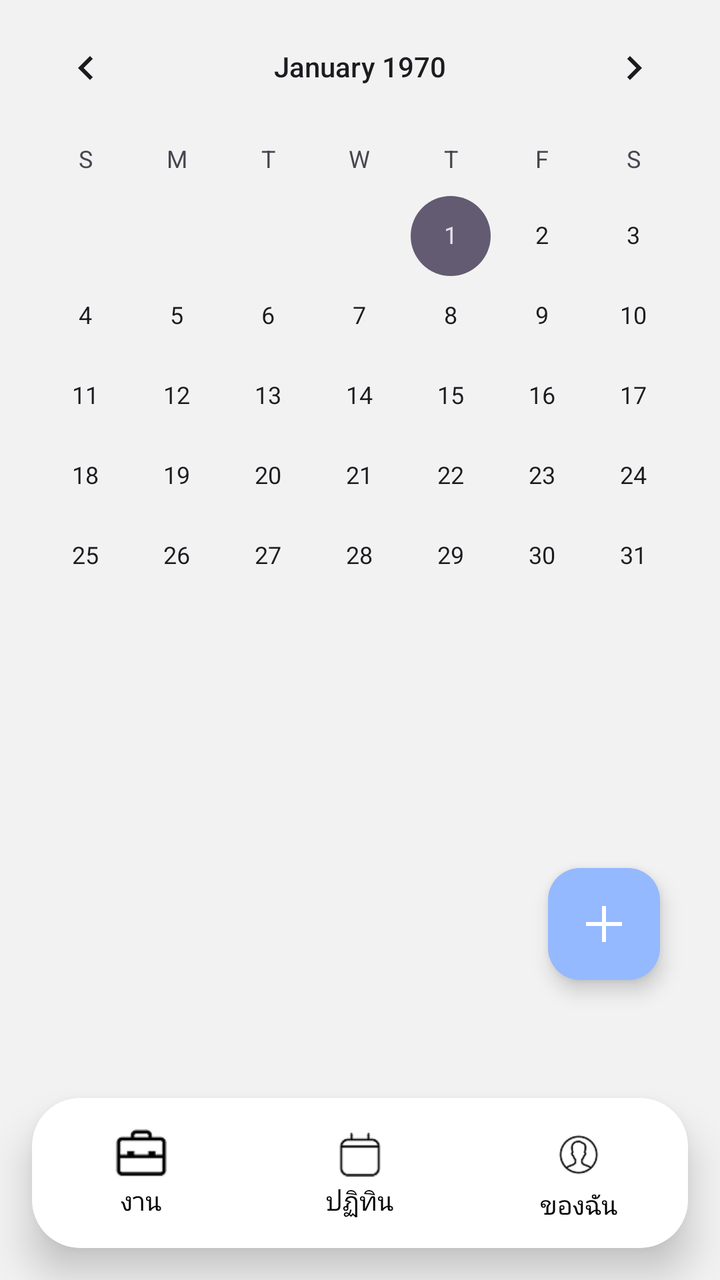
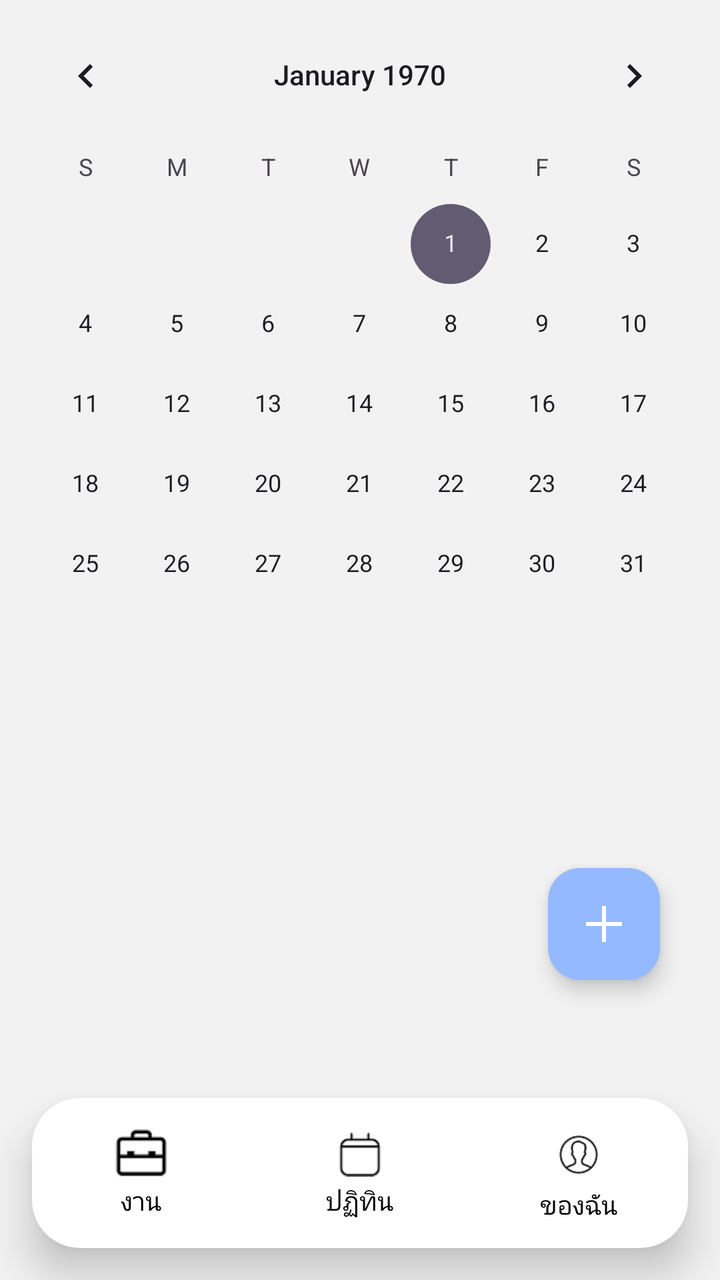

Two renders of the same Android screen: before a commit and after it. Below are the layout's source before the change and the commit's diff.
<!-- AndroidManifest.xml: application theme Theme.Project -->
<!-- res/layout/activity_calender.xml -->
<?xml version="1.0" encoding="utf-8"?>
<androidx.constraintlayout.widget.ConstraintLayout
    xmlns:android="http://schemas.android.com/apk/res/android"
    xmlns:app="http://schemas.android.com/apk/res-auto"
    xmlns:tools="http://schemas.android.com/tools"
    android:id="@+id/main"
    android:layout_width="match_parent"
    android:layout_height="match_parent"
    android:background="#f2f2f2"
    tools:context=".CalenderActivity">

    
    <CalendarView
        android:id="@+id/calendarView"
        android:layout_width="0dp"
        android:layout_height="300dp"
        app:layout_constraintTop_toTopOf="parent"
        app:layout_constraintStart_toStartOf="parent"
        app:layout_constraintEnd_toEndOf="parent"/>

    

    

    <com.google.android.material.floatingactionbutton.FloatingActionButton
        android:id="@+id/fab_add"
        android:layout_width="wrap_content"
        android:layout_height="wrap_content"
        android:layout_marginEnd="30dp"
        android:layout_marginBottom="150dp"
        android:src="@drawable/ic_add"
        android:contentDescription="เพิ่มงาน"
        app:backgroundTint="#94b9ff"
        app:tint="@android:color/white"
        app:layout_constraintBottom_toBottomOf="parent"
        app:layout_constraintEnd_toEndOf="parent"/>

    
    <include
        android:id="@+id/bottomBar"
        layout="@layout/view_bottom_bar"
        android:layout_width="0dp"
        android:layout_height="wrap_content"
        app:layout_constraintBottom_toBottomOf="parent"/>

</androidx.constraintlayout.widget.ConstraintLayout>
<!-- res/layout/view_bottom_bar.xml (included above) -->
<?xml version="1.0" encoding="utf-8"?>
<merge xmlns:android="http://schemas.android.com/apk/res/android"
    xmlns:app="http://schemas.android.com/apk/res-auto">

    <androidx.constraintlayout.widget.ConstraintLayout
        android:layout_width="match_parent"
        android:layout_height="match_parent">

        <LinearLayout
            android:layout_width="0dp"
            android:layout_height="75dp"
            android:layout_marginStart="16dp"
            android:layout_marginEnd="16dp"
            android:layout_marginBottom="16dp"
            android:orientation="vertical"
            android:background="@drawable/bg_bottom_menu"
            android:elevation="12dp"

            app:layout_constraintStart_toStartOf="parent"
            app:layout_constraintEnd_toEndOf="parent"
            app:layout_constraintBottom_toBottomOf="parent">

            
            <LinearLayout
                android:layout_width="match_parent"
                android:layout_height="match_parent"
                android:gravity="center"
                android:orientation="horizontal">

                
                <LinearLayout
                    android:id="@+id/menu_tasks"
                    android:layout_width="0dp"
                    android:layout_height="match_parent"
                    android:layout_weight="1"
                    android:background="?attr/selectableItemBackground"
                    android:clickable="true"
                    android:focusable="true"
                    android:gravity="center"
                    android:orientation="vertical">

                    <ImageView
                        android:layout_width="28dp"
                        android:layout_height="28dp"
                        android:src="@drawable/ic_menu_agenda" />

                    <TextView
                        android:layout_width="wrap_content"
                        android:layout_height="wrap_content"
                        android:text="งาน"
                        android:textSize="13sp"
                        android:textColor="#000000"/>
                </LinearLayout>

                
                <LinearLayout
                    android:id="@+id/menu_calendar"
                    android:layout_width="0dp"
                    android:layout_height="match_parent"
                    android:layout_weight="1"
                    android:background="?attr/selectableItemBackground"
                    android:clickable="true"
                    android:focusable="true"
                    android:gravity="center"
                    android:orientation="vertical">

                    <ImageView
                        android:layout_width="28dp"
                        android:layout_height="28dp"
                        android:src="@drawable/ic_menu_my_calendar" />

                    <TextView
                        android:layout_width="wrap_content"
                        android:layout_height="wrap_content"
                        android:text="ปฏิทิน"
                        android:textSize="13sp"
                        android:textColor="#000000"/>
                </LinearLayout>

                
                <LinearLayout
                    android:id="@+id/menu_profile"
                    android:layout_width="0dp"
                    android:layout_height="match_parent"
                    android:layout_weight="1"
                    android:background="?attr/selectableItemBackground"
                    android:clickable="true"
                    android:focusable="true"
                    android:gravity="center"
                    android:orientation="vertical">

                    <ImageView
                        android:layout_width="32dp"
                        android:layout_height="32dp"
                        android:src="@drawable/ic_menu_profile" />

                    <TextView
                        android:layout_width="wrap_content"
                        android:layout_height="wrap_content"
                        android:text="ของฉัน"
                        android:textSize="13sp"
                        android:textColor="#000000"/>
                </LinearLayout>

            </LinearLayout>

        </LinearLayout>

    </androidx.constraintlayout.widget.ConstraintLayout>

</merge>
<!-- resources referenced by this layout -->
<resources>
  <!-- drawable bg_bottom_menu (drawable) -->
  <?xml version="1.0" encoding="utf-8"?>
  <shape xmlns:android="http://schemas.android.com/apk/res/android">
  
      <solid android:color="#FFFFFF"/>
  
      
      <corners android:radius="24dp"/>
  
  </shape>
  <!-- drawable ic_add (drawable) -->
  <vector xmlns:android="http://schemas.android.com/apk/res/android" android:height="24dp" android:tint="#94B9FF" android:viewportHeight="960" android:viewportWidth="960" android:width="24dp">
        
      <path android:fillColor="@android:color/white" android:pathData="M440,840L440,520L120,520L120,440L440,440L440,120L520,120L520,440L840,440L840,520L520,520L520,840L440,840Z"/>
      
  </vector>
  <!-- drawable ic_menu_agenda: png bitmap (drawable, 784 bytes) -->
  <!-- drawable ic_menu_my_calendar: png bitmap (drawable, 614 bytes) -->
  <!-- drawable ic_menu_profile: png bitmap (drawable, 1424 bytes) -->
  <style name="Theme.Project" parent="Base.Theme.Project" />
  <style name="Base.Theme.Project" parent="Theme.Material3.DayNight.NoActionBar">
          
          
      </style>
</resources>

<!-- the commit's change to res/layout/activity_calender.xml (unified diff, before → after) -->
@@ -10,17 +10,20 @@
     tools:context=".CalenderActivity">
 
     
+
+    
+
+    
+
     <CalendarView
         android:id="@+id/calendarView"
         android:layout_width="0dp"
         android:layout_height="300dp"
-        app:layout_constraintTop_toTopOf="parent"
+        android:layout_marginTop="4dp"
+        app:layout_constraintEnd_toEndOf="parent"
+        app:layout_constraintHorizontal_bias="0.0"
         app:layout_constraintStart_toStartOf="parent"
-        app:layout_constraintEnd_toEndOf="parent"/>
-
-    
-
-    
+        app:layout_constraintTop_toTopOf="parent" />
 
     <com.google.android.material.floatingactionbutton.FloatingActionButton
         android:id="@+id/fab_add"
